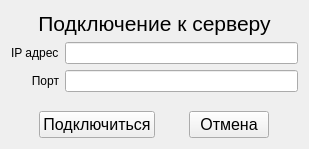
Old version of the form MusicInstrumentsClient/FormConnection.ui in the repository North0n/Music-Maker-Online.
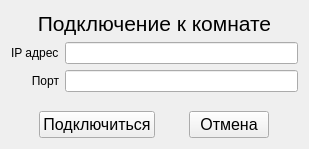
New version of the form.

```diff
--- a/MusicInstrumentsClient/FormConnection.ui
+++ b/MusicInstrumentsClient/FormConnection.ui
@@ -22,7 +22,7 @@
       </font>
      </property>
      <property name="text">
-      <string>Подключение к серверу</string>
+      <string>Подключение к комнате</string>
      </property>
      <property name="alignment">
       <set>Qt::AlignCenter</set>
```
Left out of the diff: 2 changed lines with no effect on the pictures.
